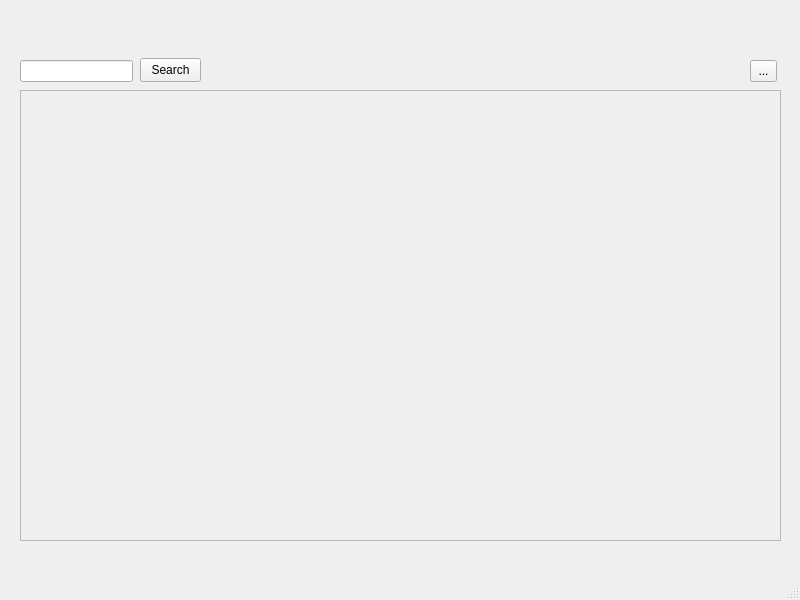
Before: the Qt Designer form loginscreen/adminwindow.ui in jgrady15/CS1C-Project-1, drawn with Qt 5.
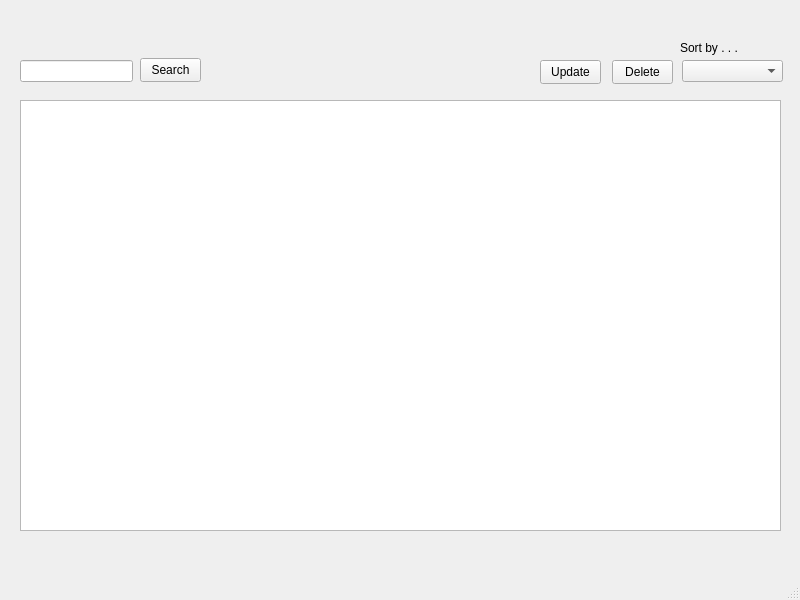
After: the same form once the commit is applied.

Commit message: improved review sys and added some functionality to view/edit customer list

```diff
--- a/loginscreen/adminwindow.ui
+++ b/loginscreen/adminwindow.ui
@@ -14,29 +14,6 @@
    <string>MainWindow</string>
   </property>
   <widget class="QWidget" name="centralwidget">
-   <widget class="QScrollArea" name="scrollArea">
-    <property name="geometry">
-     <rect>
-      <x>20</x>
-      <y>90</y>
-      <width>761</width>
-      <height>451</height>
-     </rect>
-    </property>
-    <property name="widgetResizable">
-     <bool>true</bool>
-    </property>
-    <widget class="QWidget" name="scrollAreaWidgetContents">
-     <property name="geometry">
-      <rect>
-       <x>0</x>
-       <y>0</y>
-       <width>759</width>
-       <height>449</height>
-      </rect>
-     </property>
-    </widget>
-   </widget>
    <widget class="QLineEdit" name="searchLine">
     <property name="geometry">
      <rect>
@@ -60,17 +37,63 @@
      <string>Search</string>
     </property>
    </widget>
-   <widget class="QToolButton" name="toolButton">
+   <widget class="QComboBox" name="adDropMenu">
     <property name="geometry">
      <rect>
-      <x>750</x>
+      <x>682</x>
       <y>60</y>
-      <width>27</width>
+      <width>101</width>
       <height>22</height>
      </rect>
     </property>
+   </widget>
+   <widget class="QLabel" name="label">
+    <property name="geometry">
+     <rect>
+      <x>680</x>
+      <y>40</y>
+      <width>71</width>
+      <height>16</height>
+     </rect>
+    </property>
     <property name="text">
-     <string>...</string>
+     <string>Sort by . . .</string>
+    </property>
+   </widget>
+   <widget class="QTableView" name="tableView">
+    <property name="geometry">
+     <rect>
+      <x>20</x>
+      <y>100</y>
+      <width>761</width>
+      <height>431</height>
+     </rect>
+    </property>
+   </widget>
+   <widget class="QPushButton" name="deleteButton">
+    <property name="geometry">
+     <rect>
+      <x>612</x>
+      <y>60</y>
+      <width>61</width>
+      <height>24</height>
+     </rect>
+    </property>
+    <property name="text">
+     <string>Delete</string>
+    </property>
+   </widget>
+   <widget class="QPushButton" name="updateButton">
+    <property name="geometry">
+     <rect>
+      <x>540</x>
+      <y>60</y>
+      <width>61</width>
+      <height>24</height>
+     </rect>
+    </property>
+    <property name="text">
+     <string>Update</string>
     </property>
    </widget>
   </widget>
```
Left out of the diff: 17 changed lines with no effect on the pictures. The commit also changes 37 other files.
